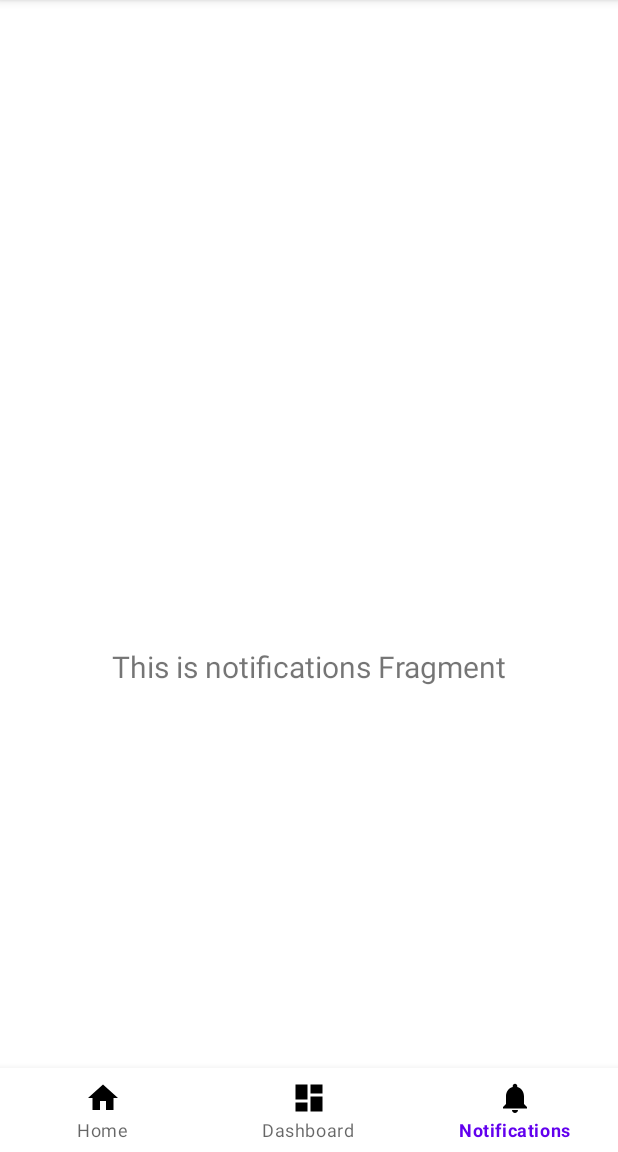
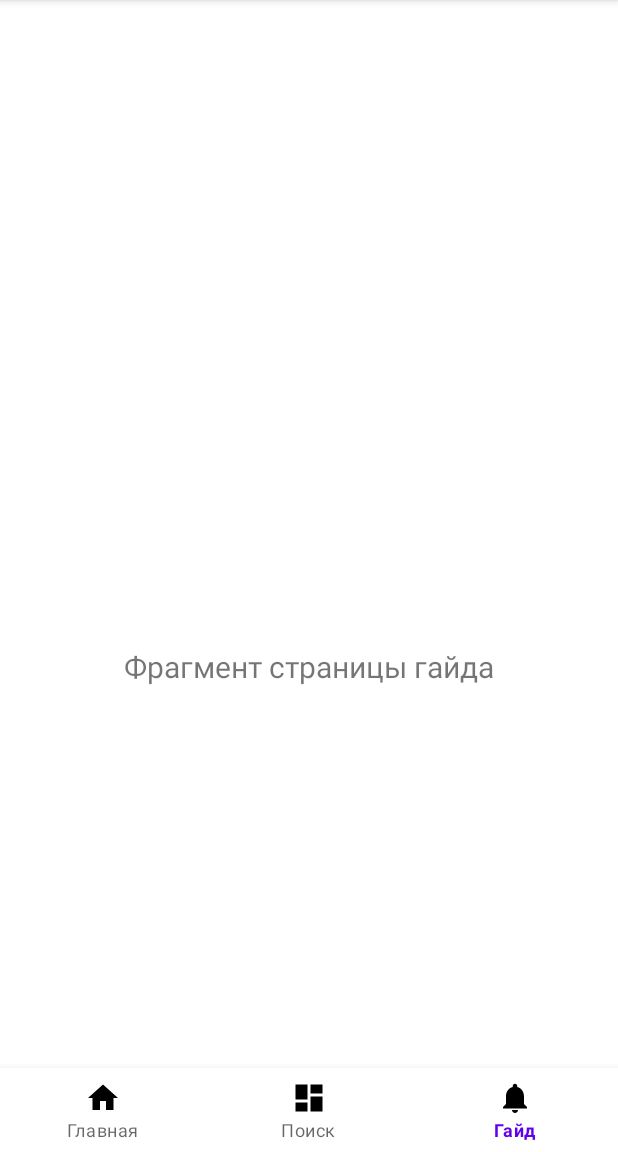
Before and after one commit to NoctemCat/Study-Job, an Android app: the screen it shows after launch (MainActivity), item 3 of the bottom bar chosen, on a phone screen of 412 x 824 dp, the part 84-1236 px from its top. Run offline under Robolectric (Android 15) with nearby library versions, the phone set to English and light mode, and no system bars.

Commit message:
Переименовал фрагменты согласно проекту

```diff
--- a/app/src/main/java/com/example/study_job/ContentFragment.kt
+++ b/app/src/main/java/com/example/study_job/ContentFragment.kt
@@ -7,9 +7,9 @@ import android.view.View
 import android.view.ViewGroup
 import androidx.fragment.app.Fragment
 import com.example.study_job.databinding.FragmentContentBinding
-import com.example.study_job.ui.dashboard.DashboardFragment
+import com.example.study_job.ui.search.SearchFragment
 import com.example.study_job.ui.home.HomeFragment
-import com.example.study_job.ui.notifications.NotificationsFragment
+import com.example.study_job.ui.guide.GuideFragment
 import com.google.android.material.bottomnavigation.BottomNavigationView
 
 // TODO: Rename parameter arguments, choose names that match
@@ -43,7 +43,7 @@ class ContentFragment : Fragment() {
     override fun onCreateView(
         inflater: LayoutInflater, container: ViewGroup?,
         savedInstanceState: Bundle?
-    ): View? {
+    ): View {
         _binding = FragmentContentBinding.inflate(inflater, container, false)
 
         val root: View = binding.root
@@ -69,12 +69,12 @@ class ContentFragment : Fragment() {
                 }
                 R.id.navigation_dashboard -> {
                     childFragmentManager.beginTransaction().replace(binding.navHostFragmentActivityMain.id,
-                        DashboardFragment()
+                        SearchFragment()
                     ).commit()
                 }
                 R.id.navigation_notifications -> {
                     childFragmentManager.beginTransaction().replace(binding.navHostFragmentActivityMain.id,
-                        NotificationsFragment()
+                        GuideFragment()
                     ).commit()
                 }
             }
@@ -82,7 +82,7 @@ class ContentFragment : Fragment() {
         }
 
 
-        return root;
+        return root
     }
 
     companion object {
@@ -96,7 +96,3 @@ class ContentFragment : Fragment() {
             }
     }
 }
-
-private fun BottomNavigationView.setOnItemSelectedListener(function: (item: MenuItem) -> Unit) {
-
-}
--- a/app/src/main/java/com/example/study_job/ui/dashboard/DashboardFragment.kt
+++ b/app/src/main/java/com/example/study_job/ui/guide/GuideFragment.kt
@@ -1,4 +1,4 @@
-package com.example.study_job.ui.dashboard
+package com.example.study_job.ui.guide
 
 import android.os.Bundle
 import android.view.LayoutInflater
@@ -7,11 +7,11 @@ import android.view.ViewGroup
 import android.widget.TextView
 import androidx.fragment.app.Fragment
 import androidx.lifecycle.ViewModelProvider
-import com.example.study_job.databinding.FragmentDashboardBinding
+import com.example.study_job.databinding.FragmentGuideBinding
 
-class DashboardFragment : Fragment() {
+class GuideFragment : Fragment() {
 
-    private var _binding: FragmentDashboardBinding? = null
+    private var _binding: FragmentGuideBinding? = null
 
     // This property is only valid between onCreateView and
     // onDestroyView.
@@ -22,14 +22,14 @@ class DashboardFragment : Fragment() {
             container: ViewGroup?,
             savedInstanceState: Bundle?
     ): View {
-        val dashboardViewModel =
-                ViewModelProvider(this).get(DashboardViewModel::class.java)
+        val notificationsViewModel =
+                ViewModelProvider(this).get(GuideViewModel::class.java)
 
-        _binding = FragmentDashboardBinding.inflate(inflater, container, false)
+        _binding = FragmentGuideBinding.inflate(inflater, container, false)
         val root: View = binding.root
 
-        val textView: TextView = binding.textDashboard
-        dashboardViewModel.text.observe(viewLifecycleOwner) {
+        val textView: TextView = binding.textNotifications
+        notificationsViewModel.text.observe(viewLifecycleOwner) {
             textView.text = it
         }
         return root
--- a/app/src/main/java/com/example/study_job/ui/notifications/NotificationsViewModel.kt
+++ b/app/src/main/java/com/example/study_job/ui/guide/GuideViewModel.kt
@@ -1,13 +1,13 @@
-package com.example.study_job.ui.notifications
+package com.example.study_job.ui.guide
 
 import androidx.lifecycle.LiveData
 import androidx.lifecycle.MutableLiveData
 import androidx.lifecycle.ViewModel
 
-class NotificationsViewModel : ViewModel() {
+class GuideViewModel : ViewModel() {
 
     private val _text = MutableLiveData<String>().apply {
-        value = "This is notifications Fragment"
+        value = "Фрагмент страницы гайда"
     }
     val text: LiveData<String> = _text
 }
--- a/app/src/main/java/com/example/study_job/ui/home/HomeViewModel.kt
+++ b/app/src/main/java/com/example/study_job/ui/home/HomeViewModel.kt
@@ -7,7 +7,7 @@ import androidx.lifecycle.ViewModel
 class HomeViewModel : ViewModel() {
 
     private val _text = MutableLiveData<String>().apply {
-        value = "This is home Fragment"
+        value = "Фрагмент домашней страницы"
     }
     val text: LiveData<String> = _text
 }
--- a/app/src/main/java/com/example/study_job/ui/notifications/NotificationsFragment.kt
+++ b/app/src/main/java/com/example/study_job/ui/search/SearchFragment.kt
@@ -1,4 +1,4 @@
-package com.example.study_job.ui.notifications
+package com.example.study_job.ui.search
 
 import android.os.Bundle
 import android.view.LayoutInflater
@@ -7,11 +7,11 @@ import android.view.ViewGroup
 import android.widget.TextView
 import androidx.fragment.app.Fragment
 import androidx.lifecycle.ViewModelProvider
-import com.example.study_job.databinding.FragmentNotificationsBinding
+import com.example.study_job.databinding.FragmentSearchBinding
 
-class NotificationsFragment : Fragment() {
+class SearchFragment : Fragment() {
 
-    private var _binding: FragmentNotificationsBinding? = null
+    private var _binding: FragmentSearchBinding? = null
 
     // This property is only valid between onCreateView and
     // onDestroyView.
@@ -22,14 +22,14 @@ class NotificationsFragment : Fragment() {
             container: ViewGroup?,
             savedInstanceState: Bundle?
     ): View {
-        val notificationsViewModel =
-                ViewModelProvider(this).get(NotificationsViewModel::class.java)
+        val dashboardViewModel =
+                ViewModelProvider(this).get(SearchViewModel::class.java)
 
-        _binding = FragmentNotificationsBinding.inflate(inflater, container, false)
+        _binding = FragmentSearchBinding.inflate(inflater, container, false)
         val root: View = binding.root
 
-        val textView: TextView = binding.textNotifications
-        notificationsViewModel.text.observe(viewLifecycleOwner) {
+        val textView: TextView = binding.textDashboard
+        dashboardViewModel.text.observe(viewLifecycleOwner) {
             textView.text = it
         }
         return root
--- a/app/src/main/java/com/example/study_job/ui/dashboard/DashboardViewModel.kt
+++ b/app/src/main/java/com/example/study_job/ui/search/SearchViewModel.kt
@@ -1,13 +1,13 @@
-package com.example.study_job.ui.dashboard
+package com.example.study_job.ui.search
 
 import androidx.lifecycle.LiveData
 import androidx.lifecycle.MutableLiveData
 import androidx.lifecycle.ViewModel
 
-class DashboardViewModel : ViewModel() {
+class SearchViewModel : ViewModel() {
 
     private val _text = MutableLiveData<String>().apply {
-        value = "This is dashboard Fragment"
+        value = "Фрагмет страницы поиска"
     }
     val text: LiveData<String> = _text
 }
--- a/app/src/main/res/layout/fragment_notifications.xml
+++ b/app/src/main/res/layout/fragment_guide.xml
@@ -4,7 +4,7 @@
     xmlns:tools="http://schemas.android.com/tools"
     android:layout_width="match_parent"
     android:layout_height="match_parent"
-    tools:context=".ui.notifications.NotificationsFragment">
+    tools:context=".ui.guide.GuideFragment">
 
     <TextView
         android:id="@+id/text_notifications"
--- a/app/src/main/res/layout/fragment_dashboard.xml
+++ b/app/src/main/res/layout/fragment_search.xml
@@ -4,7 +4,7 @@
     xmlns:tools="http://schemas.android.com/tools"
     android:layout_width="match_parent"
     android:layout_height="match_parent"
-    tools:context=".ui.dashboard.DashboardFragment">
+    tools:context=".ui.search.SearchFragment">
 
     <TextView
         android:id="@+id/text_dashboard"
--- a/app/src/main/res/menu/bottom_nav_menu.xml
+++ b/app/src/main/res/menu/bottom_nav_menu.xml
@@ -9,11 +9,11 @@
     <item
         android:id="@+id/navigation_dashboard"
         android:icon="@drawable/ic_dashboard_black_24dp"
-        android:title="@string/title_dashboard" />
+        android:title="@string/title_search" />
 
     <item
         android:id="@+id/navigation_notifications"
         android:icon="@drawable/ic_notifications_black_24dp"
-        android:title="@string/title_notifications" />
+        android:title="@string/title_guide" />
 
 </menu>
--- a/app/src/main/res/navigation/mobile_navigation.xml
+++ b/app/src/main/res/navigation/mobile_navigation.xml
@@ -13,13 +13,13 @@
 
     <fragment
         android:id="@+id/navigation_dashboard"
-        android:name="com.example.study_job.ui.dashboard.DashboardFragment"
-        android:label="@string/title_dashboard"
-        tools:layout="@layout/fragment_dashboard" />
+        android:name="com.example.study_job.ui.search.SearchFragment"
+        android:label="@string/title_search"
+        tools:layout="@layout/fragment_search" />
 
     <fragment
         android:id="@+id/navigation_notifications"
-        android:name="com.example.study_job.ui.notifications.NotificationsFragment"
-        android:label="@string/title_notifications"
-        tools:layout="@layout/fragment_notifications" />
+        android:name="com.example.study_job.ui.guide.GuideFragment"
+        android:label="@string/title_guide"
+        tools:layout="@layout/fragment_guide" />
 </navigation>
--- a/app/src/main/res/values/strings.xml
+++ b/app/src/main/res/values/strings.xml
@@ -1,8 +1,6 @@
 <resources>
     <string name="app_name">Study-Job</string>
-    <string name="title_home">Home</string>
-    <string name="title_dashboard">Dashboard</string>
-    <string name="title_notifications">Notifications</string>
-    <!-- TODO: Remove or change this placeholder text -->
-    <string name="hello_blank_fragment">Hello blank fragment</string>
+    <string name="title_home">Главная</string>
+    <string name="title_search">Поиск</string>
+    <string name="title_guide">Гайд</string>
 </resources>
```
